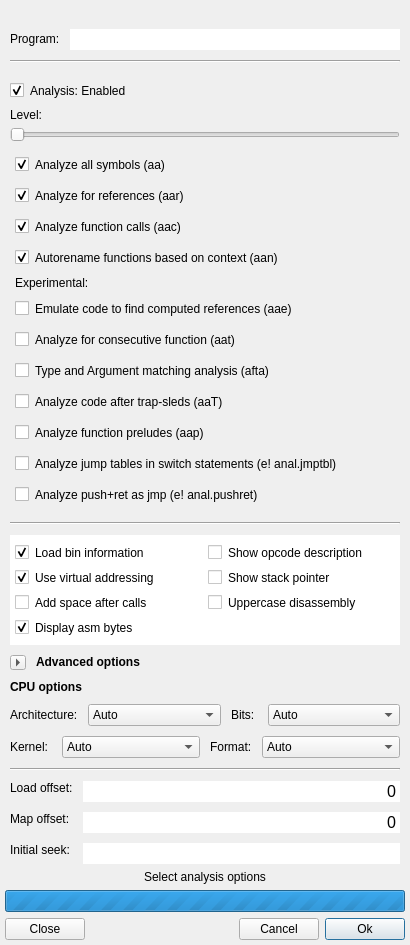
rizinorg/cutter, file src/optionsdialog.ui: the form before one commit.
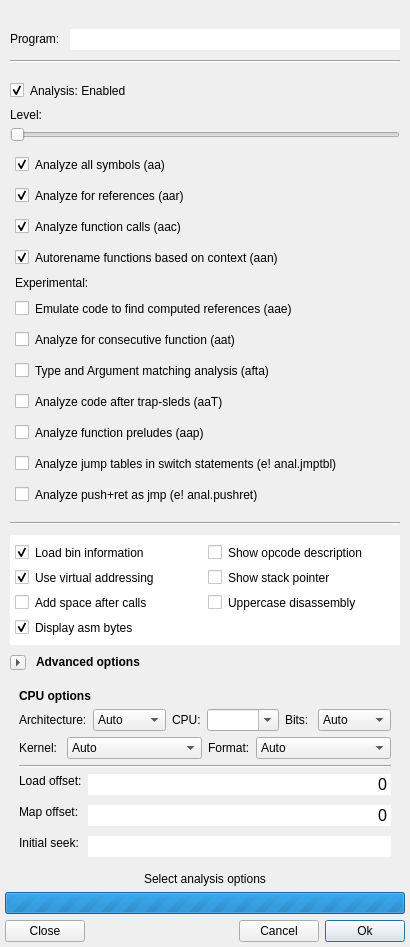
The form after the commit. Icons and pictures are not drawn.

```diff
--- a/src/optionsdialog.ui
+++ b/src/optionsdialog.ui
@@ -602,22 +602,7 @@
           </item>
           <item>
            <widget class="QFrame" name="hideFrame">
-            <layout class="QVBoxLayout" name="hideLayout">
-             <property name="spacing">
-              <number>10</number>
-             </property>
-             <property name="leftMargin">
-              <number>0</number>
-             </property>
-             <property name="topMargin">
-              <number>0</number>
-             </property>
-             <property name="rightMargin">
-              <number>0</number>
-             </property>
-             <property name="bottomMargin">
-              <number>0</number>
-             </property>
+            <layout class="QVBoxLayout" name="verticalLayout_8">
              <item>
               <widget class="QLabel" name="label_2">
                <property name="sizePolicy">
@@ -671,7 +656,38 @@
                 </widget>
                </item>
                <item>
-                <widget class="QLabel" name="bitLabel">
+                <widget class="QLabel" name="cpuLabel">
+                 <property name="sizePolicy">
+                  <sizepolicy hsizetype="Fixed" vsizetype="Fixed">
+                   <horstretch>0</horstretch>
+                   <verstretch>0</verstretch>
+                  </sizepolicy>
+                 </property>
+                 <property name="text">
+                  <string>CPU:</string>
+                 </property>
+                </widget>
+               </item>
+               <item>
+                <widget class="QComboBox" name="cpuComboBox">
+                 <property name="minimumSize">
+                  <size>
+                   <width>70</width>
+                   <height>0</height>
+                  </size>
+                 </property>
+                 <property name="editable">
+                  <bool>true</bool>
+                 </property>
+                 <item>
+                  <property name="text">
+                   <string/>
+                  </property>
+                 </item>
+                </widget>
+               </item>
+               <item>
+                <widget class="QLabel" name="bitsLabel">
                  <property name="sizePolicy">
                   <sizepolicy hsizetype="Fixed" vsizetype="Fixed">
                    <horstretch>0</horstretch>
```
Left out of the diff: 28 changed lines with no effect on the pictures.
